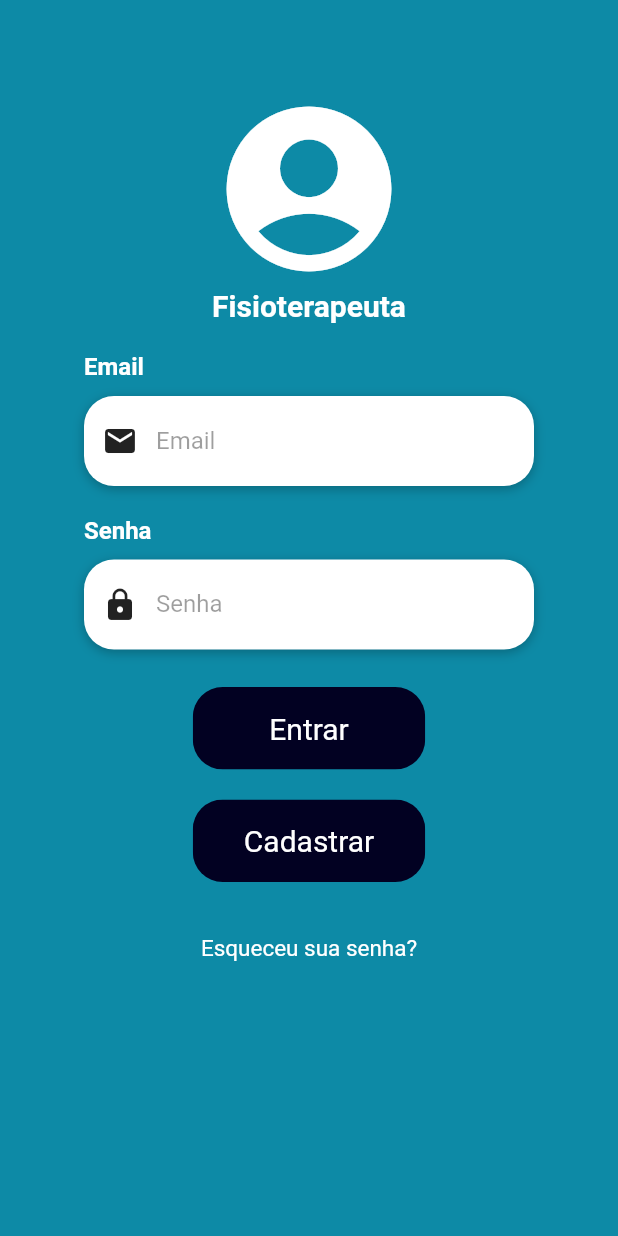
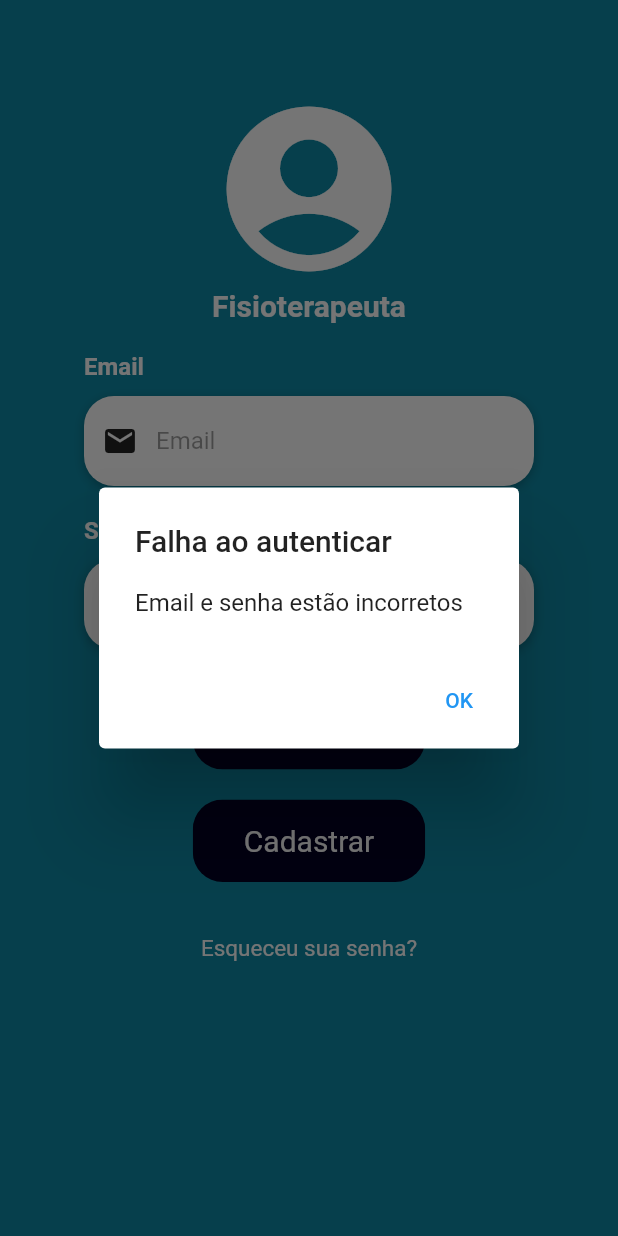
Before and after one commit to DavidCavalcanti/app-fisio, a Flutter app: the screen it shows after launch, after a tap on "Entrar", on a phone screen of 412 x 824 dp. Run offline on Flutter 3.47's test engine with Material 2 defaults, Android fonts, the phone set to English and light mode, and no system bars.

Commit message:
Alerta de email/senha errada

```diff
--- a/lib/screens/login_screen.dart
+++ b/lib/screens/login_screen.dart
@@ -7,131 +7,6 @@ class LoginScreen extends StatefulWidget {
   @override
   State<LoginScreen> createState() => _LoginScreenState();
 }
-
-/* WIDGETS */
-/*
-Widget buildEmail() {
-  return Column(
-    crossAxisAlignment: CrossAxisAlignment.start,
-    children: <Widget>[
-      const Text(
-        "Email",
-        style: TextStyle(
-          color: Colors.white,
-          fontSize: 16,
-          fontWeight: FontWeight.bold,
-        ),
-      ),
-      const SizedBox(height: 10),
-      Container(
-        alignment: Alignment.centerLeft,
-        width: 300,
-        decoration: BoxDecoration(
-            color: Colors.white,
-            borderRadius: BorderRadius.circular(20),
-            boxShadow: const [
-              BoxShadow(
-                color: Colors.black26,
-                blurRadius: 6,
-                offset: Offset(0, 2),
-              )
-            ]),
-        height: 60,
-        child: const TextField(
-          keyboardType: TextInputType.emailAddress,
-          style: TextStyle(color: Colors.black87),
-          decoration: InputDecoration(
-              border: InputBorder.none,
-              contentPadding: EdgeInsets.only(top: 14),
-              prefixIcon: Icon(Icons.email, color: Colors.black87),
-              hintText: 'Email',
-              hintStyle: TextStyle(color: Colors.black38)),
-        ),
-      )
-    ],
-  );
-}
-*/
-/*
-Widget buildPassword() {
-  return Column(
-    crossAxisAlignment: CrossAxisAlignment.start,
-    children: <Widget>[
-      const Text(
-        "Senha",
-        style: TextStyle(
-          color: Colors.white,
-          fontSize: 16,
-          fontWeight: FontWeight.bold,
-        ),
-      ),
-      const SizedBox(height: 10),
-      Container(
-        alignment: Alignment.centerLeft,
-        width: 300,
-        decoration: BoxDecoration(
-            color: Colors.white,
-            borderRadius: BorderRadius.circular(20),
-            boxShadow: const [
-              BoxShadow(
-                color: Colors.black26,
-                blurRadius: 6,
-                offset: Offset(0, 2),
-              )
-            ]),
-        height: 60,
-        child: const TextField(
-          obscureText: true,
-          keyboardType: TextInputType.text,
-          style: TextStyle(color: Colors.black87),
-          decoration: InputDecoration(
-              border: InputBorder.none,
-              contentPadding: EdgeInsets.only(top: 14),
-              prefixIcon: Icon(Icons.lock, color: Colors.black87),
-              hintText: 'Senha',
-              hintStyle: TextStyle(color: Colors.black38)),
-        ),
-      )
-    ],
-  );
-}
-*/
-/*
-Widget entrarButton(BuildContext context) {
-  return Center(
-    child: Column(mainAxisSize: MainAxisSize.min, children: <Widget>[
-      ClipRRect(
-        borderRadius: BorderRadius.circular(20),
-        child: Stack(
-          children: <Widget>[
-            Positioned.fill(
-              child: Container(
-                decoration: const BoxDecoration(
-                  color: Color(0xff020122),
-                ),
-              ),
-            ),
-            SizedBox(
-              width: 155,
-              child: TextButton(
-                style: TextButton.styleFrom(
-                  padding: const EdgeInsets.all(16.0),
-                  primary: Colors.white,
-                  textStyle: const TextStyle(fontSize: 20),
-                ),
-                onPressed: () {
-                  Navigator.pushNamed(context, '/entrar');
-                },
-                child: const Text("Entrar"),
-              ),
-            ),
-          ],
-        ),
-      )
-    ]),
-  );
-}
-*/
 
 Widget cadastrarButton(BuildContext context) {
   return Center(
@@ -375,12 +250,48 @@ class _LoginScreenState extends State<LoginScreen> {
                                               passwordController) {
                                             Navigator.pushNamed(
                                                 context, '/entrar');
+                                          } else {
+                                            showDialog<String>(
+                                                context: context,
+                                                builder:
+                                                    (BuildContext context) =>
+                                                        AlertDialog(
+                                                          title: const Text(
+                                                              'Falha ao autenticar'),
+                                                          content: const Text(
+                                                              'Senha incorreta'),
+                                                          actions: <Widget>[
+                                                            TextButton(
+                                                              onPressed: () =>
+                                                                  Navigator.pop(
+                                                                      context,
+                                                                      'OK'),
+                                                              child: const Text(
+                                                                  'OK'),
+                                                            ),
+                                                          ],
+                                                        ));
                                           }
                                         }
                                       } else {
-                                        print("Email e senha errados!");
-                                        print(emailController);
-                                        print(passwordController);
+                                        showDialog<String>(
+                                            context: context,
+                                            builder: (BuildContext context) =>
+                                                AlertDialog(
+                                                  title: const Text(
+                                                      'Falha ao autenticar'),
+                                                  content: const Text(
+                                                      'Email e senha estão incorretos'),
+                                                  actions: <Widget>[
+                                                    TextButton(
+                                                      onPressed: () =>
+                                                          Navigator.pop(
+                                                              context, 'OK'),
+                                                      child: const Text('OK'),
+                                                    ),
+                                                  ],
+                                                ));
+                                        //const Dialog();
                                       }
                                     },
                                     child: const Text("Entrar"),
```
Also changed, not shown: lib/screens/registration_screen.dart (+9 -0 lines).
